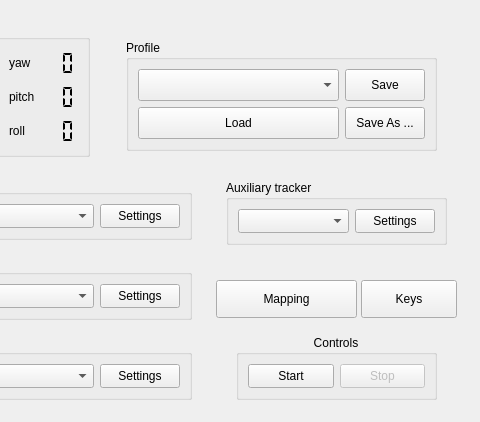
opentrack/opentrack, file facetracknoir/facetracknoir.ui: the form before one commit; both pictures show x 399 to 879 and y 0 to 422 of the 879 by 422 pixel window.
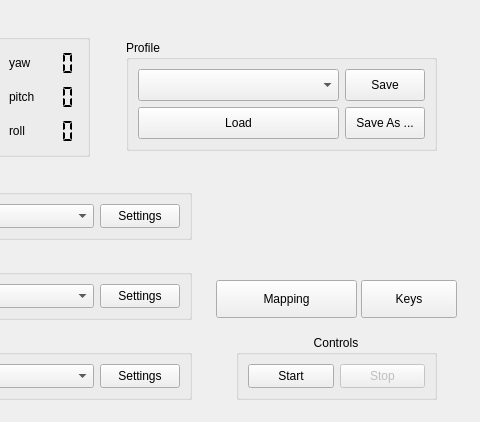
The form after the commit. Icons and pictures are not drawn. Custom widgets are drawn as their Qt base class.

Commit message:
remove "second tracker" support
Was always a kludge.

```diff
--- a/facetracknoir/facetracknoir.ui
+++ b/facetracknoir/facetracknoir.ui
@@ -426,50 +426,6 @@
      </item>
     </layout>
    </widget>
-   <widget class="QGroupBox" name="groupBox_3">
-    <property name="geometry">
-     <rect>
-      <x>625</x>
-      <y>180</y>
-      <width>221</width>
-      <height>65</height>
-     </rect>
-    </property>
-    <property name="title">
-     <string>Auxiliary tracker</string>
-    </property>
-    <layout class="QHBoxLayout" name="_6">
-     <item>
-      <widget class="QComboBox" name="cbxSecondTrackerSource">
-       <property name="sizePolicy">
-        <sizepolicy hsizetype="Minimum" vsizetype="Preferred">
-         <horstretch>0</horstretch>
-         <verstretch>0</verstretch>
-        </sizepolicy>
-       </property>
-       <property name="maxVisibleItems">
-        <number>42</number>
-       </property>
-      </widget>
-     </item>
-     <item>
-      <widget class="QPushButton" name="btnShowSecondTrackerSettings">
-       <property name="enabled">
-        <bool>true</bool>
-       </property>
-       <property name="sizePolicy">
-        <sizepolicy hsizetype="Maximum" vsizetype="Preferred">
-         <horstretch>0</horstretch>
-         <verstretch>0</verstretch>
-        </sizepolicy>
-       </property>
-       <property name="text">
-        <string>Settings</string>
-       </property>
-      </widget>
-     </item>
-    </layout>
-   </widget>
    <widget class="QFrame" name="video_frame">
     <property name="geometry">
      <rect>
```
The commit also changes 5 other files.
